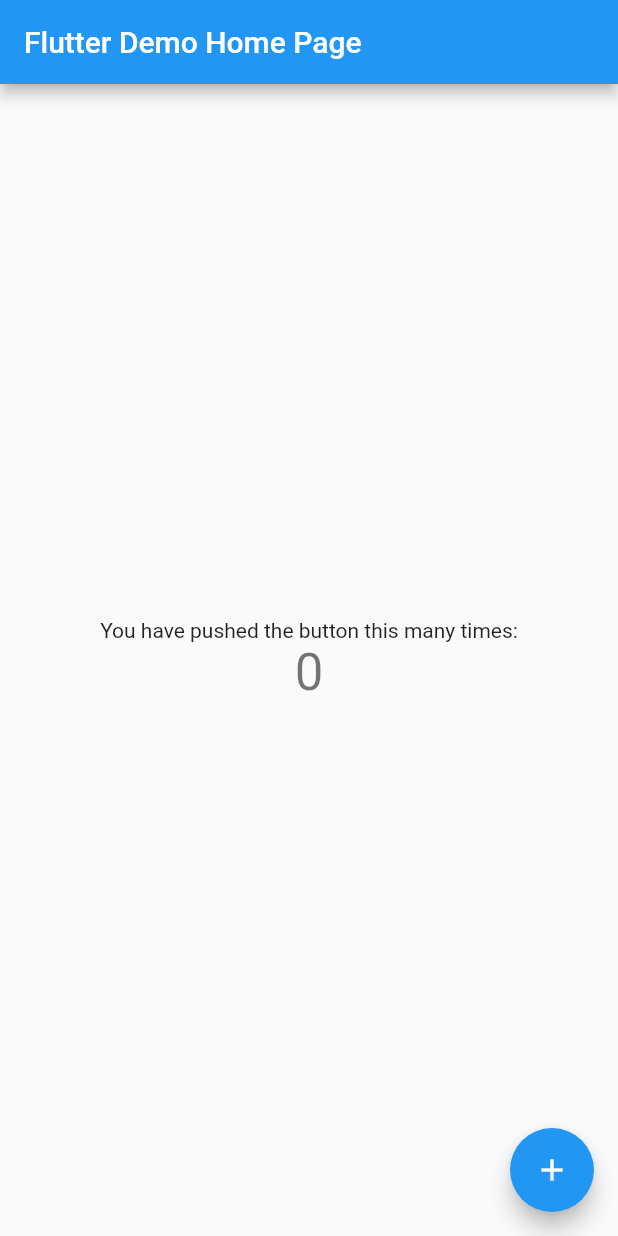
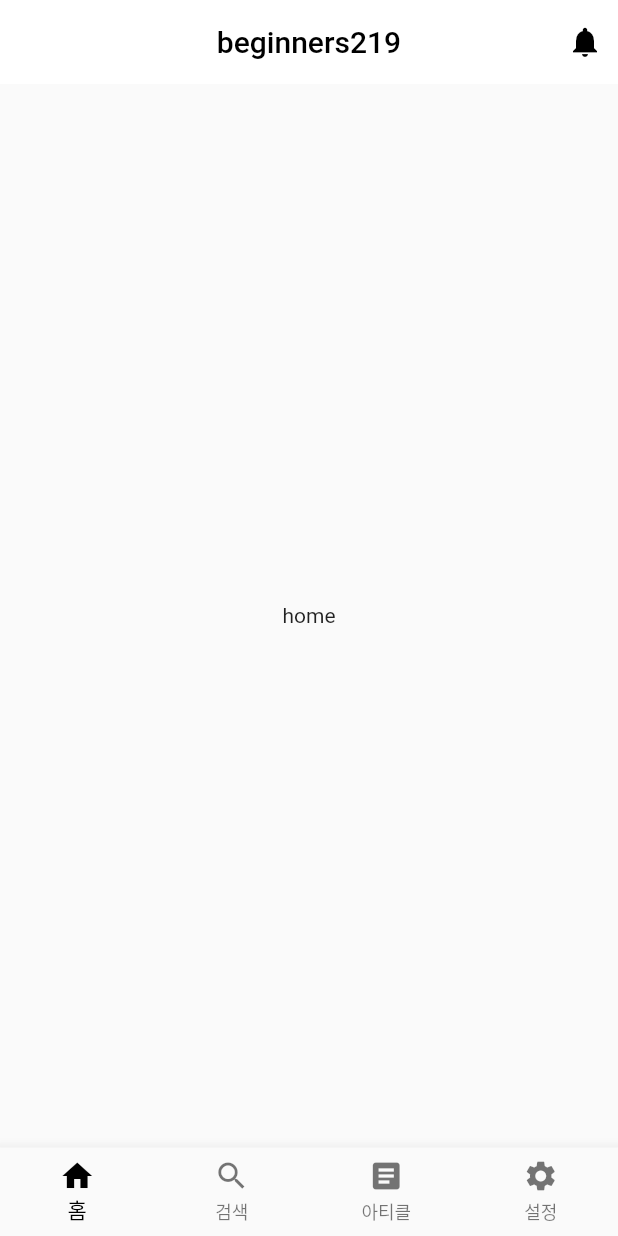
Before and after one commit to hwarak/beginners219-app, a Flutter app: the screen it shows after launch, on a phone screen of 412 x 824 dp. Run offline on Flutter 3.47's test engine with Material 2 defaults, Android fonts, the phone set to English and light mode, and no system bars.

Commit message:
default setting

```diff
--- /dev/null
+++ b/lib/layout/default_layout.dart
@@ -0,0 +1,83 @@
+import 'package:flutter/material.dart';
+import 'package:beginners219/screens/article_screen.dart';
+import 'package:beginners219/screens/home_screen.dart';
+import 'package:beginners219/screens/search_screen.dart';
+import 'package:beginners219/screens/setting_screen.dart';
+
+class DefaultLayout extends StatefulWidget {
+  const DefaultLayout({Key? key}) : super(key: key);
+
+  @override
+  State<DefaultLayout> createState() => _DefaultLayoutState();
+}
+
+class _DefaultLayoutState extends State<DefaultLayout> {
+  int _selectedIndex = 0;
+  static const TextStyle optionStyle =
+      TextStyle(fontSize: 30, fontWeight: FontWeight.bold);
+  static const List<Widget> _widgetOptions = <Widget>[
+    HomeScreen(),
+    SearchScreen(),
+    ArticleScreen(),
+    SettingScreen(),
+  ];
+
+  void _onItemTapped(int index) {
+    setState(() {
+      _selectedIndex = index;
+    });
+  }
+
+  @override
+  Widget build(BuildContext context) {
+    return Scaffold(
+      appBar: AppBar(
+        title: const Text(
+          'beginners219',
+          style: TextStyle(
+            color: Colors.black,
+          ),
+        ),
+        centerTitle: true,
+        backgroundColor: Colors.white,
+        elevation: 0.0,
+        actions: [
+          Icon(
+            Icons.notifications,
+            color: Colors.black,
+          ),
+          SizedBox(
+            width: 10.0,
+          )
+        ],
+      ),
+      body: Center(
+        child: _widgetOptions.elementAt(_selectedIndex),
+      ),
+      bottomNavigationBar: BottomNavigationBar(
+        type: BottomNavigationBarType.fixed,
+        items: const <BottomNavigationBarItem>[
+          BottomNavigationBarItem(
+            icon: Icon(Icons.home),
+            label: '홈',
+          ),
+          BottomNavigationBarItem(
+            icon: Icon(Icons.search),
+            label: '검색',
+          ),
+          BottomNavigationBarItem(
+            icon: Icon(Icons.article),
+            label: '아티클',
+          ),
+          BottomNavigationBarItem(
+            icon: Icon(Icons.settings),
+            label: '설정',
+          ),
+        ],
+        currentIndex: _selectedIndex,
+        selectedItemColor: Colors.black,
+        onTap: _onItemTapped,
+      ),
+    );
+  }
+}
--- a/lib/main.dart
+++ b/lib/main.dart
@@ -1,115 +1,9 @@
 import 'package:flutter/material.dart';
 
+import 'layout/default_layout.dart';
+
 void main() {
-  runApp(const MyApp());
+  runApp(MaterialApp(
+    home: DefaultLayout(),
+  ));
 }
-
-class MyApp extends StatelessWidget {
-  const MyApp({Key? key}) : super(key: key);
-
-  // This widget is the root of your application.
-  @override
-  Widget build(BuildContext context) {
-    return MaterialApp(
-      title: 'Flutter Demo',
-      theme: ThemeData(
-        // This is the theme of your application.
-        //
-        // Try running your application with "flutter run". You'll see the
-        // application has a blue toolbar. Then, without quitting the app, try
-        // changing the primarySwatch below to Colors.green and then invoke
-        // "hot reload" (press "r" in the console where you ran "flutter run",
-        // or simply save your changes to "hot reload" in a Flutter IDE).
-        // Notice that the counter didn't reset back to zero; the application
-        // is not restarted.
-        primarySwatch: Colors.blue,
-      ),
-      home: const MyHomePage(title: 'Flutter Demo Home Page'),
-    );
-  }
-}
-
-class MyHomePage extends StatefulWidget {
-  const MyHomePage({Key? key, required this.title}) : super(key: key);
-
-  // This widget is the home page of your application. It is stateful, meaning
-  // that it has a State object (defined below) that contains fields that affect
-  // how it looks.
-
-  // This class is the configuration for the state. It holds the values (in this
-  // case the title) provided by the parent (in this case the App widget) and
-  // used by the build method of the State. Fields in a Widget subclass are
-  // always marked "final".
-
-  final String title;
-
-  @override
-  State<MyHomePage> createState() => _MyHomePageState();
-}
-
-class _MyHomePageState extends State<MyHomePage> {
-  int _counter = 0;
-
-  void _incrementCounter() {
-    setState(() {
-      // This call to setState tells the Flutter framework that something has
-      // changed in this State, which causes it to rerun the build method below
-      // so that the display can reflect the updated values. If we changed
-      // _counter without calling setState(), then the build method would not be
-      // called again, and so nothing would appear to happen.
-      _counter++;
-    });
-  }
-
-  @override
-  Widget build(BuildContext context) {
-    // This method is rerun every time setState is called, for instance as done
-    // by the _incrementCounter method above.
-    //
-    // The Flutter framework has been optimized to make rerunning build methods
-    // fast, so that you can just rebuild anything that needs updating rather
-    // than having to individually change instances of widgets.
-    return Scaffold(
-      appBar: AppBar(
-        // Here we take the value from the MyHomePage object that was created by
-        // the App.build method, and use it to set our appbar title.
-        title: Text(widget.title),
-      ),
-      body: Center(
-        // Center is a layout widget. It takes a single child and positions it
-        // in the middle of the parent.
-        child: Column(
-          // Column is also a layout widget. It takes a list of children and
-          // arranges them vertically. By default, it sizes itself to fit its
-          // children horizontally, and tries to be as tall as its parent.
-          //
-          // Invoke "debug painting" (press "p" in the console, choose the
-          // "Toggle Debug Paint" action from the Flutter Inspector in Android
-          // Studio, or the "Toggle Debug Paint" command in Visual Studio Code)
-          // to see the wireframe for each widget.
-          //
-          // Column has various properties to control how it sizes itself and
-          // how it positions its children. Here we use mainAxisAlignment to
-          // center the children vertically; the main axis here is the vertical
-          // axis because Columns are vertical (the cross axis would be
-          // horizontal).
-          mainAxisAlignment: MainAxisAlignment.center,
-          children: <Widget>[
-            const Text(
-              'You have pushed the button this many times:',
-            ),
-            Text(
-              '$_counter',
-              style: Theme.of(context).textTheme.headline4,
-            ),
-          ],
-        ),
-      ),
-      floatingActionButton: FloatingActionButton(
-        onPressed: _incrementCounter,
-        tooltip: 'Increment',
-        child: const Icon(Icons.add),
-      ), // This trailing comma makes auto-formatting nicer for build methods.
-    );
-  }
-}
--- /dev/null
+++ b/lib/screens/article_screen.dart
@@ -0,0 +1,12 @@
+import 'package:flutter/material.dart';
+
+class ArticleScreen extends StatelessWidget {
+  const ArticleScreen({Key? key}) : super(key: key);
+
+  @override
+  Widget build(BuildContext context) {
+    return Container(
+      child: Text("article"),
+    );
+  }
+}
--- /dev/null
+++ b/lib/screens/home_screen.dart
@@ -0,0 +1,12 @@
+import 'package:flutter/material.dart';
+
+class HomeScreen extends StatelessWidget {
+  const HomeScreen({Key? key}) : super(key: key);
+
+  @override
+  Widget build(BuildContext context) {
+    return Container(
+      child: Text("home"),
+    );
+  }
+}
--- /dev/null
+++ b/lib/screens/search_screen.dart
@@ -0,0 +1,12 @@
+import 'package:flutter/material.dart';
+
+class SearchScreen extends StatelessWidget {
+  const SearchScreen({Key? key}) : super(key: key);
+
+  @override
+  Widget build(BuildContext context) {
+    return Container(
+      child: Text("search"),
+    );
+  }
+}
--- /dev/null
+++ b/lib/screens/setting_screen.dart
@@ -0,0 +1,12 @@
+import 'package:flutter/material.dart';
+
+class SettingScreen extends StatelessWidget {
+  const SettingScreen({Key? key}) : super(key: key);
+
+  @override
+  Widget build(BuildContext context) {
+    return Container(
+      child: Text("setting"),
+    );
+  }
+}
```
